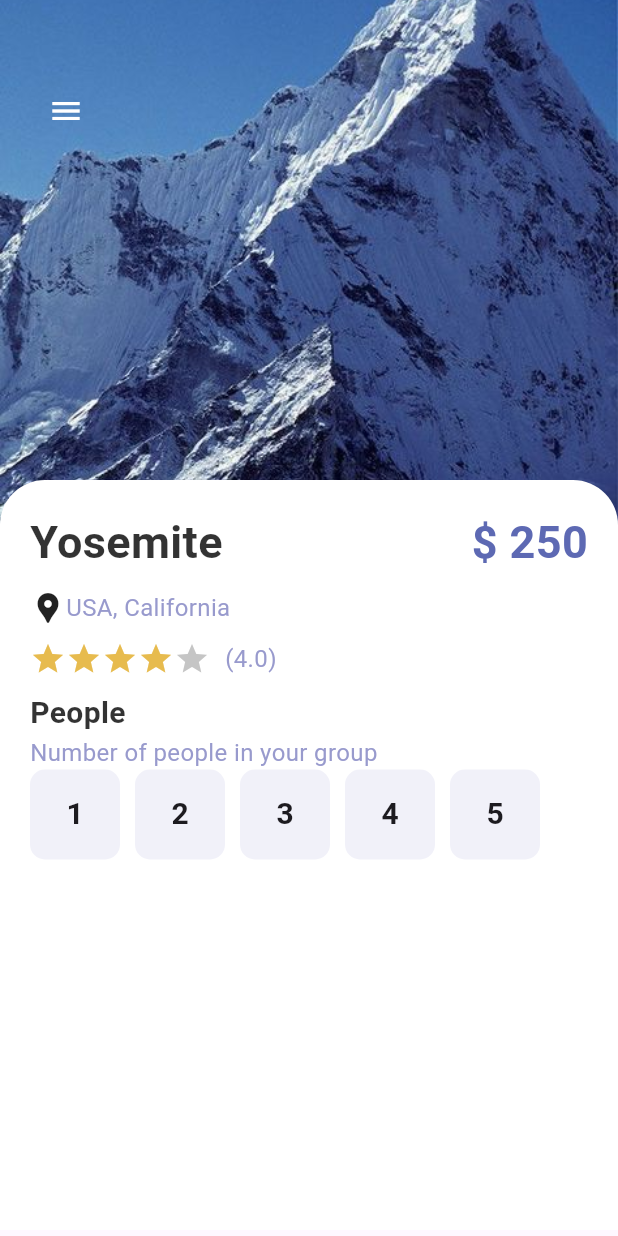
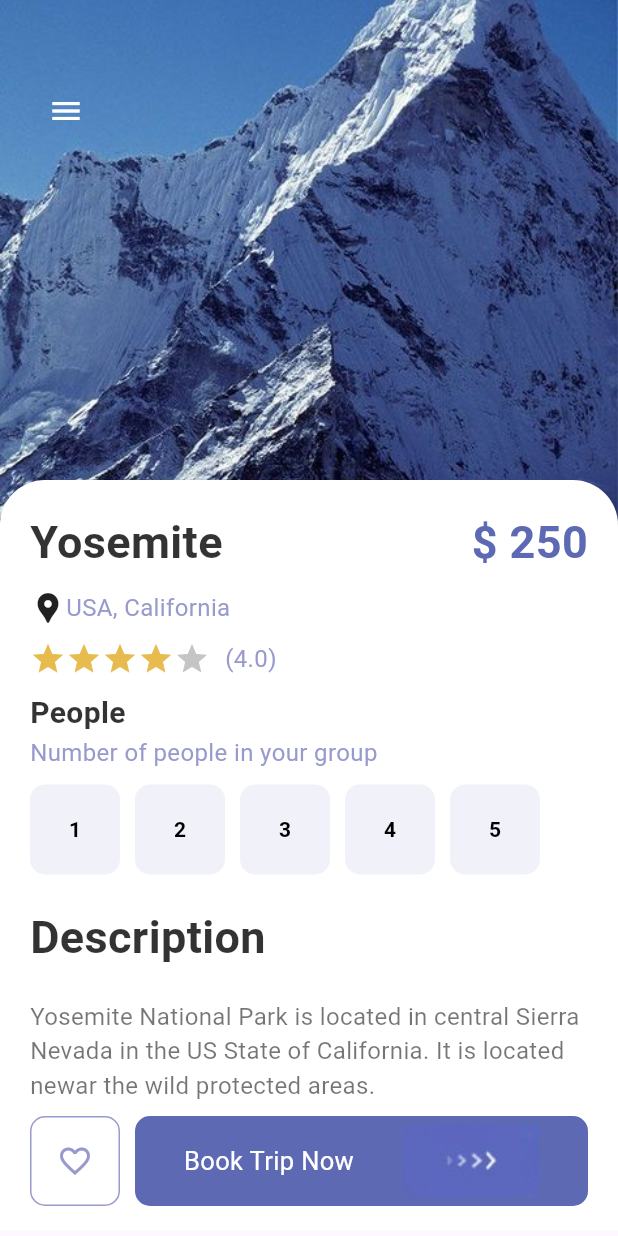
Before and after one commit to zeph1re/TravelApp, a Flutter app: the screen it shows after launch, on a phone screen of 412 x 824 dp. Run offline on Flutter 3.47's test engine with Material 2 defaults, Android fonts, the phone set to English and light mode, and no system bars.

Commit message:
detail page UI

```diff
--- a/lib/pages/detail_page.dart
+++ b/lib/pages/detail_page.dart
@@ -1,6 +1,8 @@
 import 'package:flutter/material.dart';
 import 'package:travel_app/misc/colors.dart';
+import 'package:travel_app/widgets/app_buttons.dart';
 import 'package:travel_app/widgets/app_large_text.dart';
+import 'package:travel_app/widgets/responsive_button.dart';
 
 import '../widgets/app_text.dart';
 
@@ -13,6 +15,7 @@ class DetailPage extends StatefulWidget {
 
 class _DetailPageState extends State<DetailPage> {
   int gottenStars = 4;
+  int selectedIndex = -1;
   @override
   Widget build(BuildContext context) {
     return Scaffold(
@@ -117,25 +120,66 @@ class _DetailPageState extends State<DetailPage> {
                       text: "Number of people in your group",
                       color: AppColors.textColor1,
                     ),
+                    SizedBox(
+                      height: 10,
+                    ),
                     Wrap(
                         children: List.generate(
                       5,
-                            (index) => Container(
-                                  alignment: Alignment.center,
-                                  width: 60,
-                                  height: 60,
-                                  margin: EdgeInsets.only(right: 10),
-                                  decoration: BoxDecoration(
-                                      borderRadius: BorderRadius.circular(10),
-                                      color: AppColors.buttonBackground),
-                                  child: Text("${index + 1}",
-                                      style: TextStyle(
-                                          fontWeight: FontWeight.bold,
-                                          fontSize: 20)),
+                      (index) => InkWell(
+                        onTap: () {
+                          setState(() {
+                            selectedIndex = index;
+                          });
+                        },
+                        child: AppButtons(
+                          text: "${index + 1}",
+                          color: selectedIndex == index
+                              ? Colors.white
+                              : Colors.black,
+                          backgroundColor: selectedIndex == index
+                              ? Colors.black
+                              : AppColors.buttonBackground,
+                          size: 60,
+                          borderColor: AppColors.buttonBackground,
+                        ),
+                      ),
                     )),
+                    SizedBox(
+                      height: 20,
+                    ),
+                    AppLargeText(
+                      text: "Description",
+                      color: Colors.black.withOpacity(0.8),
+                    ),
+                    SizedBox(
+                      height: 20,
+                    ),
+                    AppText(
+                        text:
+                            "Yosemite National Park is located in central Sierra Nevada in the US State of California. It is located newar the wild protected areas."),
+                  ]),
+            ),
+          ),
+          Positioned(
+              bottom: 20,
+              left: 20,
+              right: 20,
+              child: Row(
+                children: [
+                  AppButtons(
+                      isIcon: true,
+                      icon: Icons.favorite_border_outlined,
+                      color: AppColors.textColor1,
+                      backgroundColor: Colors.white,
+                      size: 60,
+                      borderColor: AppColors.textColor1),
+                  ResponsiveButton(
+                    isResponsive: true,
+                    text: "Book Trip Now",
                   )
-                    ]),
-              )),
+                ],
+              ))
         ],
       ),
     ));
--- /dev/null
+++ b/lib/widgets/app_buttons.dart
@@ -0,0 +1,46 @@
+// ignore_for_file: must_be_immutable
+
+import 'package:flutter/material.dart';
+
+class AppButtons extends StatelessWidget {
+  String? text;
+  final Color color;
+  final Color backgroundColor;
+  double size;
+  final Color borderColor;
+  IconData? icon;
+  bool? isIcon;
+
+  AppButtons(
+      {super.key,
+      this.isIcon = false,
+      this.text,
+      this.icon,
+      required this.color,
+      required this.backgroundColor,
+      required this.size,
+      required this.borderColor});
+
+  @override
+  Widget build(BuildContext context) {
+    return Container(
+      alignment: Alignment.center,
+      width: size,
+      height: size,
+      margin: const EdgeInsets.only(right: 10),
+      decoration: BoxDecoration(
+          border: Border.all(color: borderColor, width: 1.0),
+          borderRadius: BorderRadius.circular(10),
+          color: backgroundColor),
+      child: isIcon == false
+          ? Text(
+              text!,
+              style: TextStyle(fontWeight: FontWeight.bold, color: color),
+            )
+          : Icon(
+              icon,
+              color: color,
+            ),
+    );
+  }
+}
--- a/lib/widgets/app_large_text.dart
+++ b/lib/widgets/app_large_text.dart
@@ -7,8 +7,10 @@ class AppLargeText extends StatelessWidget {
   final Color color;
 
   AppLargeText(
-      {Key? key, this.size = 30, required this.text, this.color = Colors.black})
-      : super(key: key);
+      {super.key,
+      this.size = 30,
+      required this.text,
+      this.color = Colors.black});
 
   @override
   Widget build(BuildContext context) {
--- a/lib/widgets/responsive_button.dart
+++ b/lib/widgets/responsive_button.dart
@@ -2,26 +2,38 @@
 
 import 'package:flutter/material.dart';
 import 'package:travel_app/misc/colors.dart';
+import 'package:travel_app/widgets/app_text.dart';
 
 class ResponsiveButton extends StatelessWidget {
   bool isResponsive;
-  double width;
+  double? width;
+  String? text;
 
-  ResponsiveButton({Key? key, required this.width, this.isResponsive = false})
+  ResponsiveButton({Key? key, this.text, this.width, this.isResponsive = false})
       : super(key: key);
 
   @override
   Widget build(BuildContext context) {
-    return Container(
-      width: width,
-      height: 60,
-      decoration: BoxDecoration(
-          borderRadius: BorderRadius.circular(10), color: AppColors.mainColor),
-      child: Row(
-        mainAxisAlignment: MainAxisAlignment.center,
-        children: [
-          Image.asset('img/button-one.png'),
-        ],
+    return Flexible(
+      child: Container(
+        width: width,
+        height: 60,
+        decoration: BoxDecoration(
+            borderRadius: BorderRadius.circular(10),
+            color: AppColors.mainColor),
+        child: Container(
+            child: isResponsive == true
+                ? Row(
+                    mainAxisAlignment: MainAxisAlignment.spaceEvenly,
+                    children: [
+                        Text(
+                          text!,
+                          style: const TextStyle(
+                              fontSize: 17, color: Colors.white),
+                        ),
+                        Image.asset('img/button-one.png')
+                      ])
+                : Image.asset('img/button-one.png')),
       ),
     );
   }
```
Lines whose indentation alone changed are shown as unchanged.
